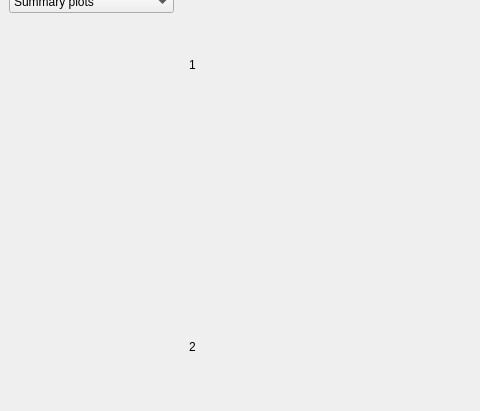
First picture: the form in qt_poc/ui/main_window.ui, repository sw580844/ngif_romar, before the edit; both pictures show x 0 to 480 and y 92 to 503 of the 880 by 617 pixel window.
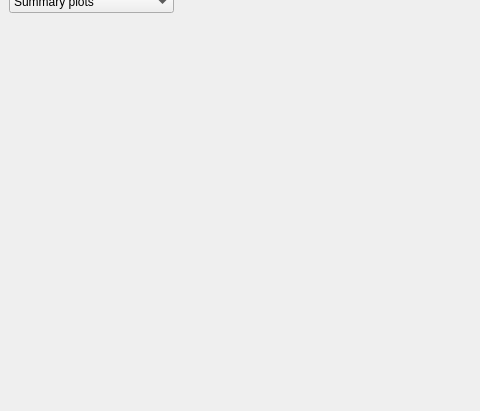
Second picture: the form after the edit. Custom widgets are drawn as their Qt base class.

Commit message: Single toolpath plots, plus someother fixes and changes

```diff
--- a/qt_poc/ui/main_window.ui
+++ b/qt_poc/ui/main_window.ui
@@ -14,8 +14,8 @@
    <string>MainWindow</string>
   </property>
   <widget class="QWidget" name="centralwidget">
-   <layout class="QHBoxLayout" name="horizontalLayout_2">
-    <item>
+   <layout class="QGridLayout" name="gridLayout_10">
+    <item row="0" column="0">
      <layout class="QHBoxLayout" name="horizontalLayout" stretch="0,0">
       <item>
        <layout class="QVBoxLayout" name="button_layout">
@@ -328,22 +328,8 @@
          <layout class="QGridLayout" name="gridLayout_8">
           <item row="0" column="0">
            <layout class="QGridLayout" name="gridLayout_9">
-            <item row="1" column="1">
-             <widget class="SingleToolpathPlotsForm" name="single_toolpath_page" native="true"/>
-            </item>
-            <item row="1" column="0">
-             <widget class="QLabel" name="label_3">
-              <property name="text">
-               <string>2</string>
-              </property>
-             </widget>
-            </item>
             <item row="0" column="0">
-             <widget class="QLabel" name="label_5">
-              <property name="text">
-               <string>1</string>
-              </property>
-             </widget>
+             <widget class="QWidget" name="single_toolpath_page_element" native="true"/>
             </item>
            </layout>
           </item>
@@ -367,14 +353,6 @@
   </widget>
   <widget class="QStatusBar" name="statusbar"/>
  </widget>
- <customwidgets>
-  <customwidget>
-   <class>SingleToolpathPlotsForm</class>
-   <extends>QWidget</extends>
-   <header>single_toolpaths_plots_code</header>
-   <container>1</container>
-  </customwidget>
- </customwidgets>
  <resources/>
  <connections/>
 </ui>
```
Left out of the diff: 2 changed lines with no effect on the pictures. The commit also changes 6 other files.
